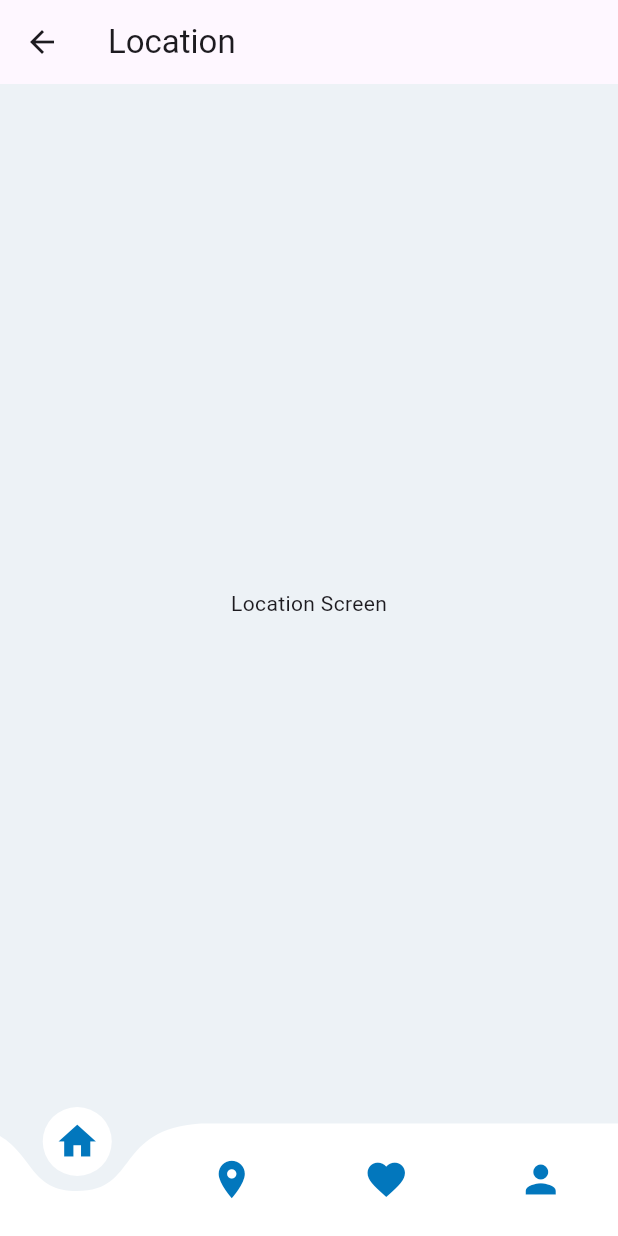
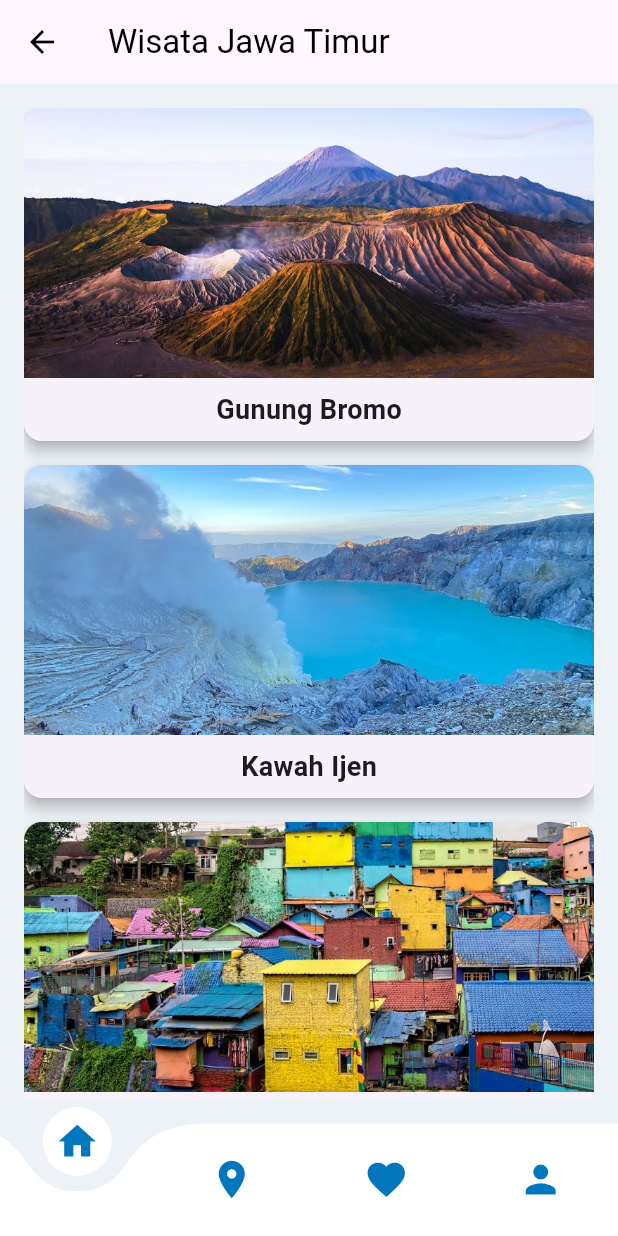
Before and after one commit to Anaaaslagi/EJGO_FinalProject, a Flutter app: the LocationScreen screen opened directly, on a phone screen of 412 x 824 dp. Run offline on Flutter 3.47's test engine with Material 3 defaults, Android fonts, the phone set to English and light mode, and no system bars; drawn by our look-alikes of curved_navigation_bar.

```diff
--- a/lib/screens/favorite_screen.dart
+++ b/lib/screens/favorite_screen.dart
@@ -1,7 +1,6 @@
 import 'package:flutter/material.dart';
 import 'package:tugas3/widgets/home_buttom_bar.dart';
 import 'package:tugas3/screens/post_screen.dart';
-import 'package:tugas3/screens/home_screen.dart';
 
 class FavoriteScreen extends StatelessWidget {
   final List<Map<String, String>> favoritePlaces = [
--- a/lib/screens/location_screen.dart
+++ b/lib/screens/location_screen.dart
@@ -2,12 +2,145 @@ import 'package:flutter/material.dart';
 import 'package:tugas3/widgets/home_buttom_bar.dart';
 
 class LocationScreen extends StatelessWidget {
+  final List<Map<String, dynamic>> locations = [
+    {
+      'title': 'Gunung Bromo',
+      'image': "images/img1.jpeg",
+      'description':
+          'Gunung Bromo adalah salah satu destinasi wisata yang paling populer di Indonesia.',
+      'tours': [
+        {'name': 'Savana', 'description': 'Padang rumput luas yang menakjubkan.'},
+        {'name': 'Pasir Berbisik', 'description': 'Lautan pasir dengan keindahan alami.'},
+        {'name': 'Kawah Bromo', 'description': 'Pemandangan kawah vulkanik aktif.'},
+      ],
+    },
+    {
+      'title': 'Kawah Ijen',
+      'image': "images/img2.jpeg",
+      'description': 'Kawah Ijen terkenal dengan fenomena Blue Fire dan danau belerangnya.',
+      'tours': [
+        {'name': 'Blue Fire', 'description': 'Fenomena alam yang langka dan memukau.'},
+        {'name': 'Danau Belerang', 'description': 'Danau dengan warna hijau toska yang indah.'},
+        {'name': 'Pendakian', 'description': 'Jalur pendakian yang menantang.'},
+      ],
+    },
+    {
+      'title': 'Kampung Warna-Warni',
+      'image': "images/img3.jpeg",
+      'description': 'Kampung unik dengan rumah-rumah yang dicat warna-warni menarik.',
+      'tours': [
+        {'name': 'Wisata Foto', 'description': 'Spot foto menarik di setiap sudut.'},
+        {'name': 'Jembatan Kaca', 'description': 'Jembatan dengan pemandangan sungai.'},
+        {'name': 'Kuliner Lokal', 'description': 'Cicipi makanan khas yang lezat.'},
+      ],
+    },
+  ];
+
   @override
   Widget build(BuildContext context) {
     return Scaffold(
-      appBar: AppBar(title: Text("Location")),
-      body: Center(child: Text("Location Screen")),
-      bottomNavigationBar: HomeButtomBar(),
+      appBar: AppBar(
+        title: const Text(
+          'Wisata Jawa Timur',
+          style: TextStyle(color: Colors.black),
+        ),
+        iconTheme: const IconThemeData(color: Colors.black),
+      ),
+      body: Padding(
+        padding: const EdgeInsets.all(16.0),
+        child: ListView.builder(
+          itemCount: locations.length,
+          itemBuilder: (context, index) {
+            final location = locations[index];
+            return GestureDetector(
+              onTap: () => _showLocationDetail(context, location),
+              child: Card(
+                elevation: 4,
+                shape: RoundedRectangleBorder(
+                  borderRadius: BorderRadius.circular(12),
+                ),
+                margin: const EdgeInsets.only(bottom: 16.0),
+                child: Column(
+                  children: [
+                    ClipRRect(
+                      borderRadius: const BorderRadius.vertical(
+                        top: Radius.circular(12),
+                      ),
+                      child: Image.asset(
+                        location['image'],
+                        height: 180,
+                        width: double.infinity,
+                        fit: BoxFit.cover,
+                      ),
+                    ),
+                    Padding(
+                      padding: const EdgeInsets.all(8.0),
+                      child: Text(
+                        location['title'],
+                        style: const TextStyle(
+                          fontSize: 18,
+                          fontWeight: FontWeight.bold,
+                        ),
+                      ),
+                    ),
+                  ],
+                ),
+              ),
+            );
+          },
+        ),
+      ),
+    bottomNavigationBar: HomeButtomBar(),
+    );
+  }
+
+  void _showLocationDetail(BuildContext context, Map<String, dynamic> location) {
+    showModalBottomSheet(
+      context: context,
+      isScrollControlled: true,
+      backgroundColor: Colors.white,
+      shape: const RoundedRectangleBorder(
+        borderRadius: BorderRadius.vertical(top: Radius.circular(20)),
+      ),
+      builder: (context) => Padding(
+        padding: const EdgeInsets.all(16.0),
+        child: SingleChildScrollView(
+          child: Column(
+            crossAxisAlignment: CrossAxisAlignment.start,
+            children: [
+              const SizedBox(height: 16),
+              Text(
+                location['title'],
+                style: const TextStyle(
+                  fontSize: 24,
+                  fontWeight: FontWeight.bold,
+                ),
+              ),
+              const SizedBox(height: 8),
+              Text(
+                location['description'],
+                style: const TextStyle(fontSize: 16),
+                textAlign: TextAlign.justify,
+              ),
+              const Divider(height: 32),
+              const Text(
+                'Aktivitas:',
+                style: TextStyle(fontSize: 18, fontWeight: FontWeight.bold),
+              ),
+              ...List.generate(
+                location['tours'].length,
+                (index) {
+                  final tour = location['tours'][index];
+                  return ListTile(
+                    title: Text(tour['name']),
+                    subtitle: Text(tour['description']),
+                  );
+                },
+              ),
+            ],
+          ),
+        ),
+      ),
     );
   }
 }
```
